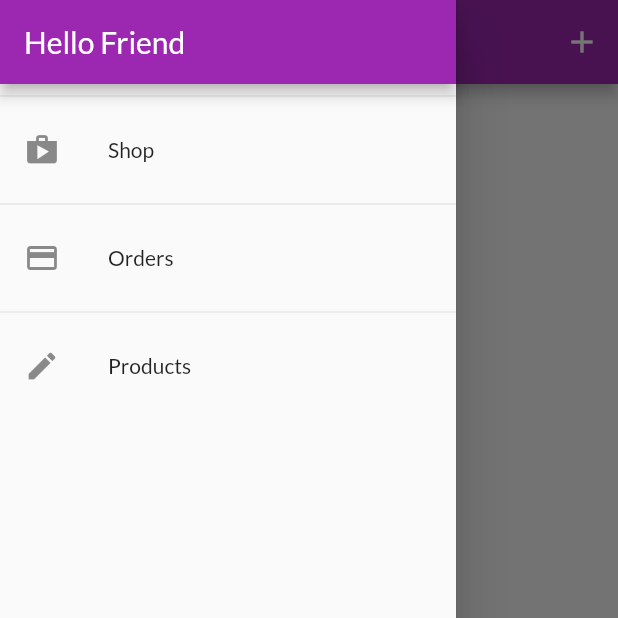
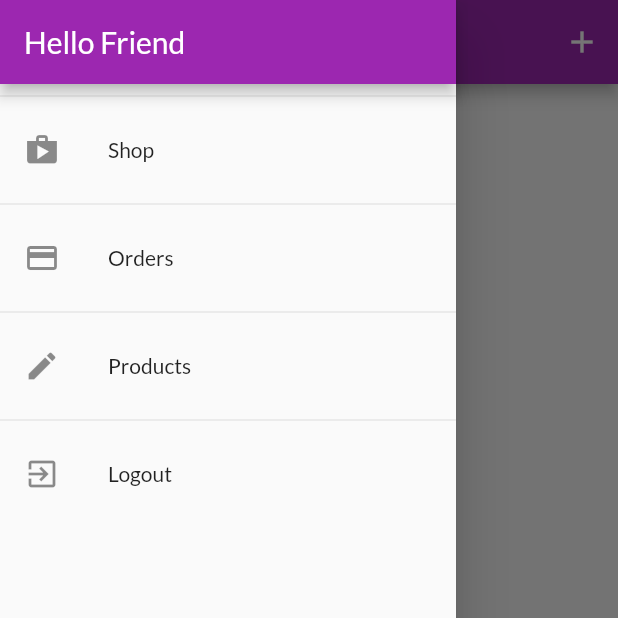
Before and after one commit to melniknikolay/shopapp, a Flutter app: the UserProductsScreen screen opened by its route, with the side drawer open, on a phone screen of 412 x 824 dp, the top half of it. Run offline on Flutter 3.47's test engine with Material 2 defaults, Android fonts, the phone set to English and light mode, and no system bars; our stand-ins replace shared_preferences; accounts and stored records are empty; network calls fail.

Commit message:
adding auto login/logout

```diff
--- a/shop_app/lib/providers/orders.dart
+++ b/shop_app/lib/providers/orders.dart
@@ -20,9 +20,11 @@ class OrderItem {
 
 class Orders with ChangeNotifier {
   List<OrderItem> _orders = [];
+  String userId;
   String authToken;
   void update(String token) {
     authToken = token;
+    userId;
   }
 
   List<OrderItem> get orders {
@@ -31,7 +33,7 @@ class Orders with ChangeNotifier {
 
   Future<void> fetchAndSetOrders() async {
     final url = Uri.https('shopapp-28387-default-rtdb.firebaseio.com',
-        '/orders.json', {'auth': '$authToken'});
+        '/orders/$userId.json', {'auth': '$authToken'});
     final response = await http.get(url);
     final List<OrderItem> loadedOrders = [];
     final extractedData = json.decode(response.body) as Map<String, dynamic>;
@@ -63,7 +65,7 @@ class Orders with ChangeNotifier {
 
   Future<void> addOrder(List<CartItem> cartProduct, double total) async {
     final url = Uri.https('shopapp-28387-default-rtdb.firebaseio.com',
-        '/orders.json', {'auth': '$authToken'});
+        '/orders/$userId.json', {'auth': '$authToken'});
 
     final timestamp = DateTime.now();
     final response = await http.post(
--- a/shop_app/lib/providers/product.dart
+++ b/shop_app/lib/providers/product.dart
@@ -8,6 +8,7 @@ class Product with ChangeNotifier {
   final String description;
   final double price;
   final String imageUrl;
+
   bool isFavorite;
 
   Product(
--- a/shop_app/lib/screens/user_products_screen.dart
+++ b/shop_app/lib/screens/user_products_screen.dart
@@ -11,12 +11,13 @@ class UserProductsScreen extends StatelessWidget {
   static const routeName = 'user-product';
 
   Future<void> _refreshProducts(BuildContext context) async {
-    await Provider.of<Products>(context, listen: false).fetchAndSetProducts();
+    await Provider.of<Products>(context, listen: false)
+        .fetchAndSetProducts(true);
   }
 
   @override
   Widget build(BuildContext context) {
-    final productsData = Provider.of<Products>(context);
+    // final productsData = Provider.of<Products>(context);
     return Scaffold(
       appBar: AppBar(
         title: Text('Your Products'),
@@ -30,9 +31,17 @@ class UserProductsScreen extends StatelessWidget {
         ],
       ),
       drawer: AppDrawer(),
-      body: RefreshIndicator(
+      body: FutureBuilder(
+        future: _refreshProducts(context),
+        builder: (ctx, snapshot) =>
+            snapshot.connectionState == ConnectionState.waiting
+                ? Center(
+                    child: CircularProgressIndicator(),
+                  )
+                : RefreshIndicator(
                     onRefresh: () => _refreshProducts(context),
-        child: Padding(
+                    child: Consumer<Products>(
+                      builder: (ctx, productsData, _) => Padding(
                         padding: EdgeInsets.all(8),
                         child: ListView.builder(
                           itemBuilder: (_, i) => Column(
@@ -49,6 +58,8 @@ class UserProductsScreen extends StatelessWidget {
                         ),
                       ),
                     ),
+                  ),
+      ),
     );
   }
 }
--- a/shop_app/lib/widgets/app_drawer.dart
+++ b/shop_app/lib/widgets/app_drawer.dart
@@ -1,4 +1,6 @@
 import 'package:flutter/material.dart';
+import 'package:provider/provider.dart';
+import 'package:shop_app/providers/auth.dart';
 import 'package:shop_app/screens/orders_screen.dart';
 import 'package:shop_app/screens/user_products_screen.dart';
 
@@ -38,6 +40,15 @@ class AppDrawer extends StatelessWidget {
                   .pushReplacementNamed(UserProductsScreen.routeName);
             },
           ),
+          Divider(),
+          ListTile(
+            leading: Icon(Icons.exit_to_app),
+            title: Text('Logout'),
+            onTap: () {
+              Navigator.of(context).pop();
+              Provider.of<Auth>(context, listen: false).logout();
+            },
+          ),
         ],
       ),
     );
--- a/shop_app/pubspec.yaml
+++ b/shop_app/pubspec.yaml
@@ -26,6 +26,7 @@ dependencies:
   provider: ^5.0.0
   intl: ^0.17.0
   http: ^0.13.3
+  shared_preferences: ^2.0.7
 
   # The following adds the Cupertino Icons font to your application.
   # Use with the CupertinoIcons class for iOS style icons.
```
Also changed, not shown: shop_app/lib/main.dart (+14 -4 lines), shop_app/lib/providers/auth.dart (+55 -0 lines), shop_app/lib/providers/products.dart (+15 -3 lines), shop_app/lib/screens/splash_screen.dart (added, +12 -0 lines), shop_app/pubspec.lock. Lines whose indentation alone changed are shown as unchanged.
